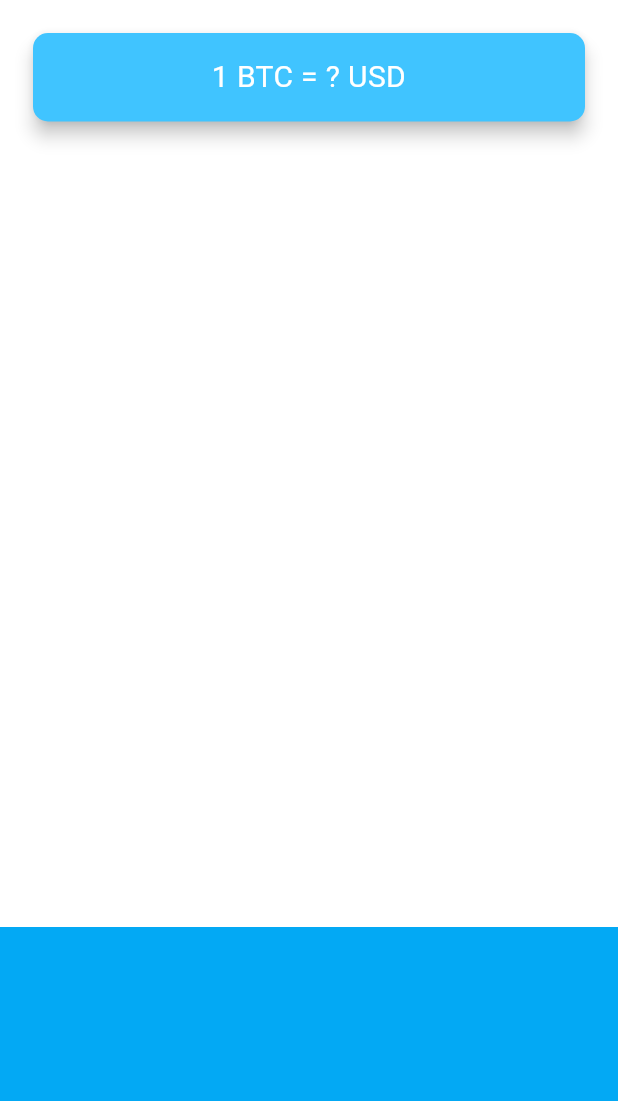
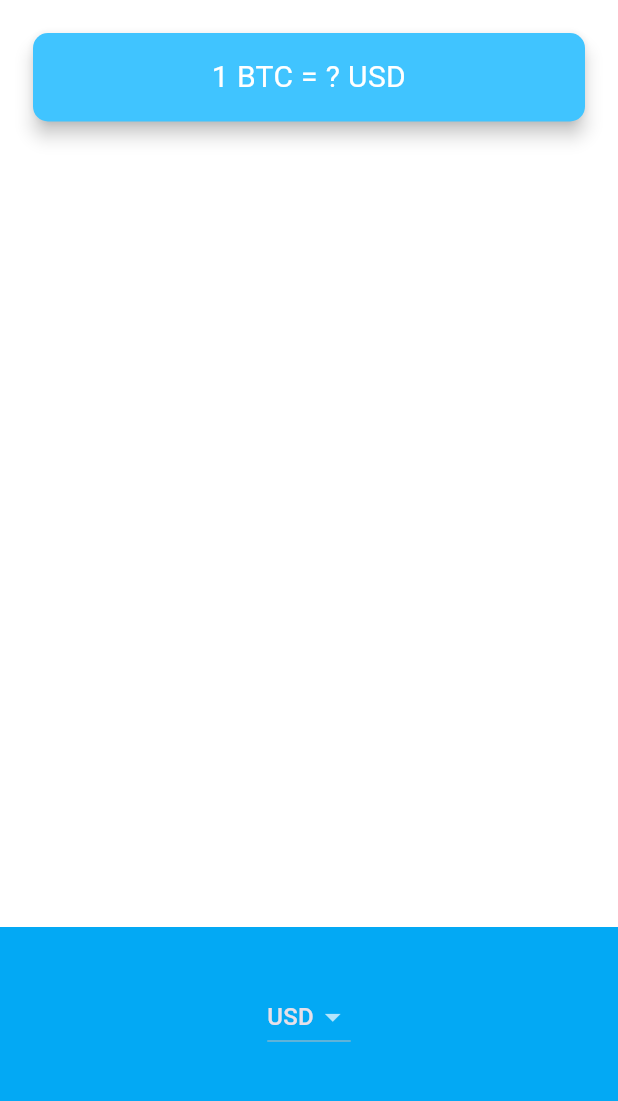
Before and after one commit to mr-schway/bitcoin-ticker, a Flutter app: the screen it shows after launch, on a phone screen of 412 x 824 dp, the part 84-1185 px from its top. Run offline on Flutter 3.47's test engine with Material 3 defaults, Android fonts, the phone set to English and light mode, and no system bars.

```diff
--- a/lib/price_screen.dart
+++ b/lib/price_screen.dart
@@ -1,3 +1,4 @@
+import 'package:bitcoin_ticker/coin_data.dart';
 import 'package:flutter/material.dart';
 
 class PriceScreen extends StatefulWidget {
@@ -8,6 +9,8 @@ class PriceScreen extends StatefulWidget {
 }
 
 class _PriceScreenState extends State<PriceScreen> {
+  String selectedCurrency = 'USD';
+
   @override
   Widget build(BuildContext context) {
     return Scaffold(
@@ -47,7 +50,28 @@ class _PriceScreenState extends State<PriceScreen> {
             alignment: Alignment.center,
             padding: const EdgeInsets.only(bottom: 30.0),
             color: Colors.lightBlue,
-            child: null,
+            child: DropdownButton<String>(
+              value: selectedCurrency,
+              items: const [
+                DropdownMenuItem(
+                  value: 'USD',
+                  child: Text('USD'),
+                ),
+                DropdownMenuItem(
+                  value: 'EUR',
+                  child: Text('EUR'),
+                ),
+                DropdownMenuItem(
+                  value: 'GBP',
+                  child: Text('GBP'),
+                ),
+              ],
+              onChanged: (String? value) {
+                setState(() {
+                  selectedCurrency = value!;
+                });
+              },
+            ),
           ),
         ],
       ),
```
